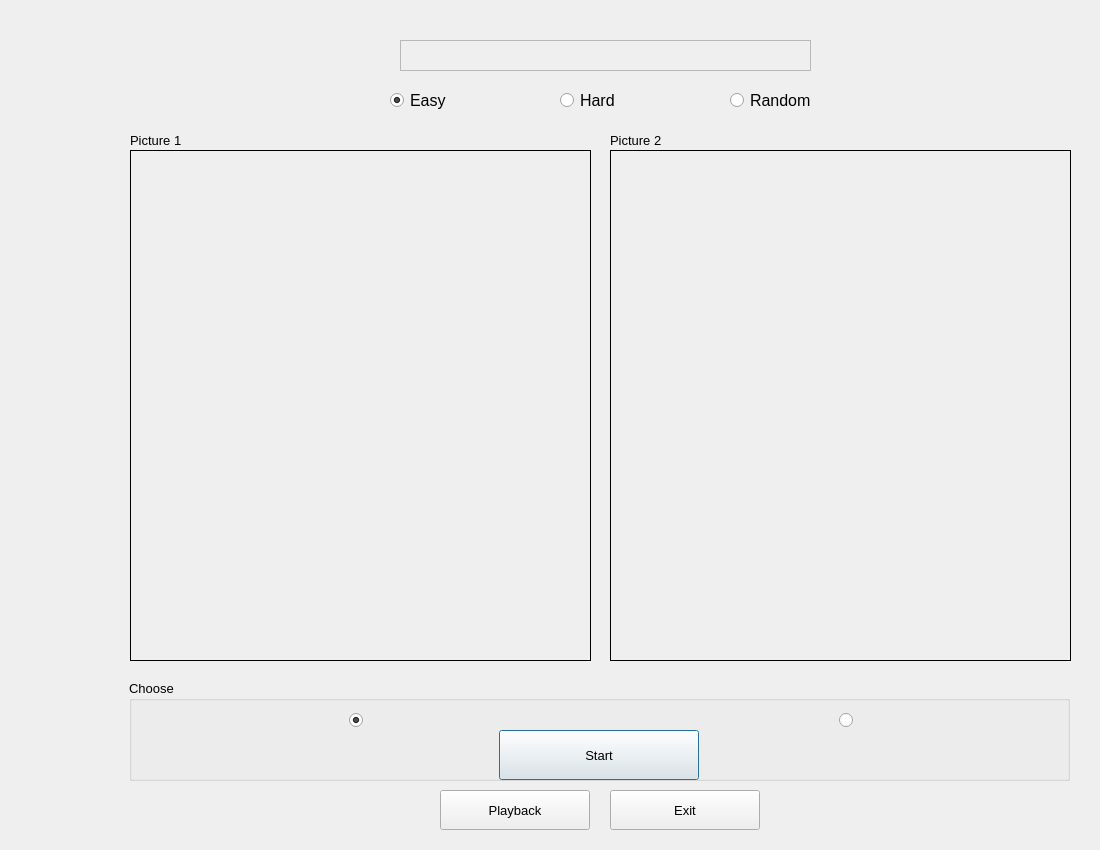
Qt form gui/mainwindow.ui (rgsl888/data_collection) before a commit.
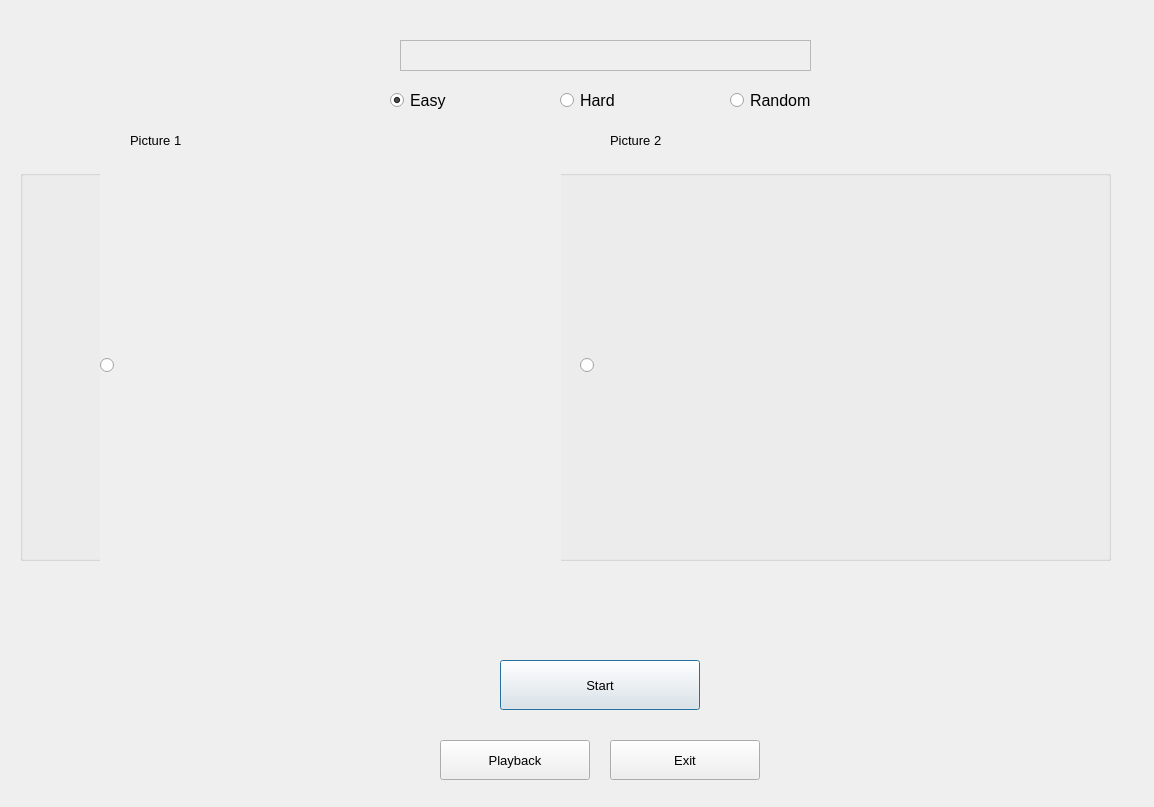
The same form after that commit.

What changed in the file:
```diff
--- a/gui/mainwindow.ui
+++ b/gui/mainwindow.ui
@@ -6,8 +6,8 @@
    <rect>
     <x>0</x>
     <y>0</y>
-    <width>1100</width>
-    <height>850</height>
+    <width>1154</width>
+    <height>807</height>
    </rect>
   </property>
   <property name="windowTitle">
@@ -106,57 +106,13 @@
     <bool>false</bool>
    </property>
   </widget>
-  <widget class="QLabel" name="pic1">
-   <property name="geometry">
-    <rect>
-     <x>130</x>
-     <y>150</y>
-     <width>461</width>
-     <height>511</height>
-    </rect>
-   </property>
-   <property name="frameShape">
-    <enum>QFrame::Box</enum>
-   </property>
-   <property name="text">
-    <string/>
-   </property>
-   <property name="scaledContents">
-    <bool>true</bool>
-   </property>
-   <property name="alignment">
-    <set>Qt::AlignCenter</set>
-   </property>
-  </widget>
-  <widget class="QLabel" name="pic2">
-   <property name="geometry">
-    <rect>
-     <x>610</x>
-     <y>150</y>
-     <width>461</width>
-     <height>511</height>
-    </rect>
-   </property>
-   <property name="frameShape">
-    <enum>QFrame::Box</enum>
-   </property>
-   <property name="text">
-    <string/>
-   </property>
-   <property name="scaledContents">
-    <bool>true</bool>
-   </property>
-   <property name="alignment">
-    <set>Qt::AlignCenter</set>
-   </property>
-  </widget>
   <widget class="QGroupBox" name="groupBox">
    <property name="geometry">
     <rect>
-     <x>129</x>
-     <y>680</y>
-     <width>941</width>
-     <height>101</height>
+     <x>20</x>
+     <y>170</y>
+     <width>1091</width>
+     <height>391</height>
     </rect>
    </property>
    <property name="font">
@@ -165,15 +121,15 @@
     </font>
    </property>
    <property name="title">
-    <string>Choose</string>
+    <string/>
    </property>
    <widget class="QRadioButton" name="ans1">
     <property name="geometry">
      <rect>
-      <x>220</x>
-      <y>30</y>
-      <width>16</width>
-      <height>21</height>
+      <x>80</x>
+      <y>0</y>
+      <width>461</width>
+      <height>391</height>
      </rect>
     </property>
     <property name="font">
@@ -181,34 +137,41 @@
       <pointsize>10</pointsize>
      </font>
     </property>
+    <property name="autoFillBackground">
+     <bool>true</bool>
+    </property>
     <property name="text">
      <string/>
     </property>
     <property name="checked">
-     <bool>true</bool>
+     <bool>false</bool>
     </property>
    </widget>
    <widget class="QRadioButton" name="ans2">
     <property name="geometry">
      <rect>
-      <x>710</x>
-      <y>30</y>
-      <width>16</width>
-      <height>21</height>
+      <x>560</x>
+      <y>0</y>
+      <width>461</width>
+      <height>391</height>
      </rect>
     </property>
+    <property name="layoutDirection">
+     <enum>Qt::LeftToRight</enum>
+    </property>
     <property name="text">
      <string/>
     </property>
     <property name="checked">
      <bool>false</bool>
     </property>
+   </widget>
    </widget>
    <widget class="QPushButton" name="nextButton">
     <property name="geometry">
      <rect>
-      <x>370</x>
-      <y>50</y>
+     <x>500</x>
+     <y>660</y>
       <width>200</width>
       <height>50</height>
      </rect>
@@ -228,7 +191,6 @@
      <bool>true</bool>
     </property>
    </widget>
-  </widget>
   <widget class="QLabel" name="label_3">
    <property name="geometry">
     <rect>
@@ -269,7 +231,7 @@
    <property name="geometry">
     <rect>
      <x>440</x>
-     <y>790</y>
+     <y>740</y>
      <width>150</width>
      <height>40</height>
     </rect>
@@ -287,7 +249,7 @@
    <property name="geometry">
     <rect>
      <x>610</x>
-     <y>790</y>
+     <y>740</y>
      <width>150</width>
      <height>40</height>
     </rect>
```
Lines whose indentation alone changed are shown as unchanged.
